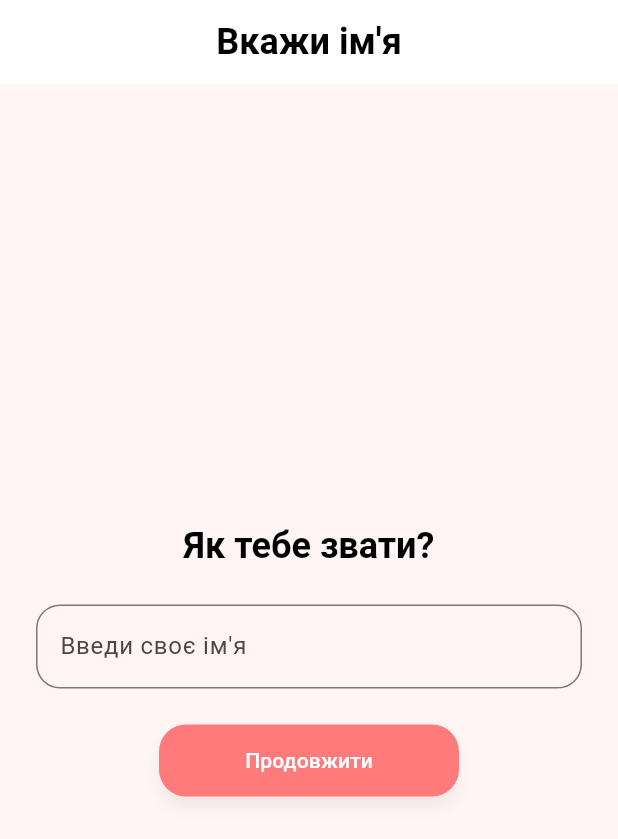
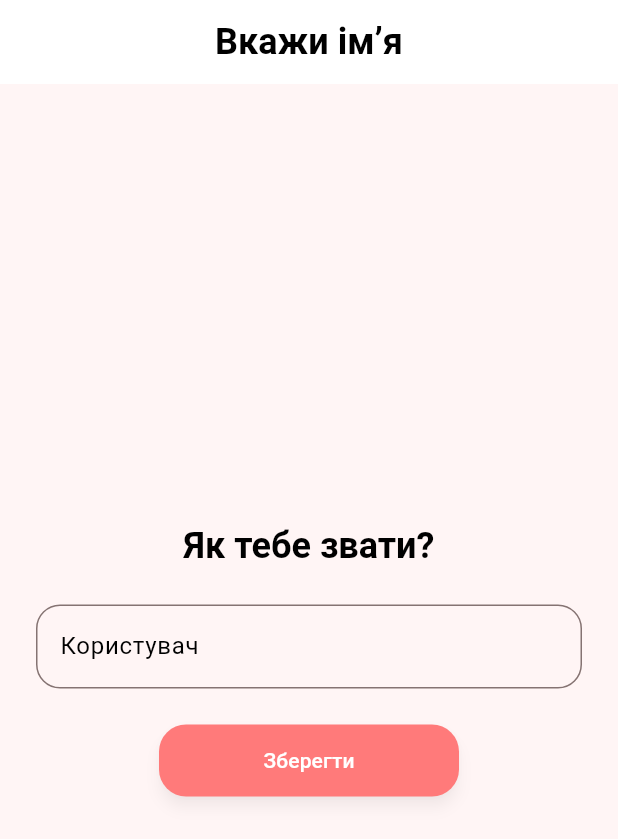
Before and after one commit to Asfi-S/pdr_learning_app, a Flutter app: the screen it shows after launch, on a phone screen of 412 x 824 dp. Shown: the top 839 px of the screen. Run offline on Flutter 3.47's test engine with Material 3 defaults, Android fonts, the phone set to English and light mode, and no system bars; our stand-ins replace hive, hive_flutter, shared_preferences; accounts and stored records are empty.

Commit message:
global fix 1.0X

```diff
--- a/lib/main.dart
+++ b/lib/main.dart
@@ -12,7 +12,7 @@ import 'screens/test_menu_screen.dart';
 import 'screens/traffic_signs_screen.dart';
 import 'screens/sections_details_screen.dart';
 import 'screens/profile_screen.dart';
-import 'screens/set_name_screen.dart';
+import 'screens/set_name_screen.dart'; // ◀ додано
 
 import 'models/section_model.dart';
 import 'models/user_profile.dart';
@@ -80,7 +80,7 @@ class _PDRAppState extends State<PDRApp> {
       darkTheme: PdrTheme.dark,
       themeMode: _isDark ? ThemeMode.dark : ThemeMode.light,
 
-      home: widget.firstStart ? const SetNameScreen() : const HomeScreen(),
+      home: widget.firstStart ? const SetNameScreen(firstSetup: true) : const HomeScreen(),
 
       routes: {
         "/settings": (_) => SettingsScreen(toggleTheme: toggleTheme, isDark: _isDark),
@@ -89,6 +89,7 @@ class _PDRAppState extends State<PDRApp> {
         "/test": (_) => const TestMenuScreen(),
         "/signs": (_) => const TrafficSignsScreen(),
         "/profile": (_) => const ProfileScreen(),
+        "/set_name": (_) => const SetNameScreen(),       // ◀ маршрут додано
       },
 
       onGenerateRoute: (settings) {
--- a/lib/screens/set_name_screen.dart
+++ b/lib/screens/set_name_screen.dart
@@ -4,7 +4,8 @@ import '../data/user_profile_manager.dart';
 import 'home_screen.dart';
 
 class SetNameScreen extends StatefulWidget {
-  const SetNameScreen({super.key});
+  final bool firstSetup;
+  const SetNameScreen({super.key, this.firstSetup = false});
 
   @override
   State<SetNameScreen> createState() => _SetNameScreenState();
@@ -13,6 +14,18 @@ class SetNameScreen extends StatefulWidget {
 class _SetNameScreenState extends State<SetNameScreen> {
   final TextEditingController _controller = TextEditingController();
   bool loading = false;
+
+  @override
+  void initState() {
+    super.initState();
+    _loadName();
+  }
+
+  Future<void> _loadName() async {
+    final profile = await UserProfileManager.loadProfile();
+    _controller.text = profile.username;
+    setState(() {});
+  }
 
   Future<void> _save() async {
     final name = _controller.text.trim();
@@ -27,10 +40,15 @@ class _SetNameScreenState extends State<SetNameScreen> {
     await UserProfileManager.saveProfile(profile);
 
     if (!mounted) return;
-    Navigator.of(context).pushAndRemoveUntil(
-      MaterialPageRoute(builder: (_) => const HomeScreen()),
-          (route) => false,
-    );
+
+    if (widget.firstSetup) {
+      Navigator.of(context).pushAndRemoveUntil(
+        MaterialPageRoute(builder: (_) => const HomeScreen()),
+            (route) => false,
+      );
+    } else {
+      Navigator.pop(context);
+    }
   }
 
   @override
@@ -39,7 +57,7 @@ class _SetNameScreenState extends State<SetNameScreen> {
 
     return Scaffold(
       appBar: AppBar(
-        title: const Text("Вкажи ім'я"),
+        title: const Text("Вкажи імʼя"),
         centerTitle: true,
       ),
       body: Center(
@@ -81,7 +99,7 @@ class _SetNameScreenState extends State<SetNameScreen> {
                       color: Colors.white,
                     ),
                   )
-                      : const Text("Продовжити"),
+                      : const Text("Зберегти"),
                 ),
               ),
             ],
--- a/pubspec.yaml
+++ b/pubspec.yaml
@@ -2,7 +2,7 @@ name: pdr_learning_app
 description: "A new Flutter project."
 publish_to: 'none'
 
-version: 1.0.1+2
+version: 1.0.4+4
 
 environment:
   sdk: ^3.9.2
```
Also changed, not shown: lib/screens/profile_screen.dart (+23 -5 lines).
